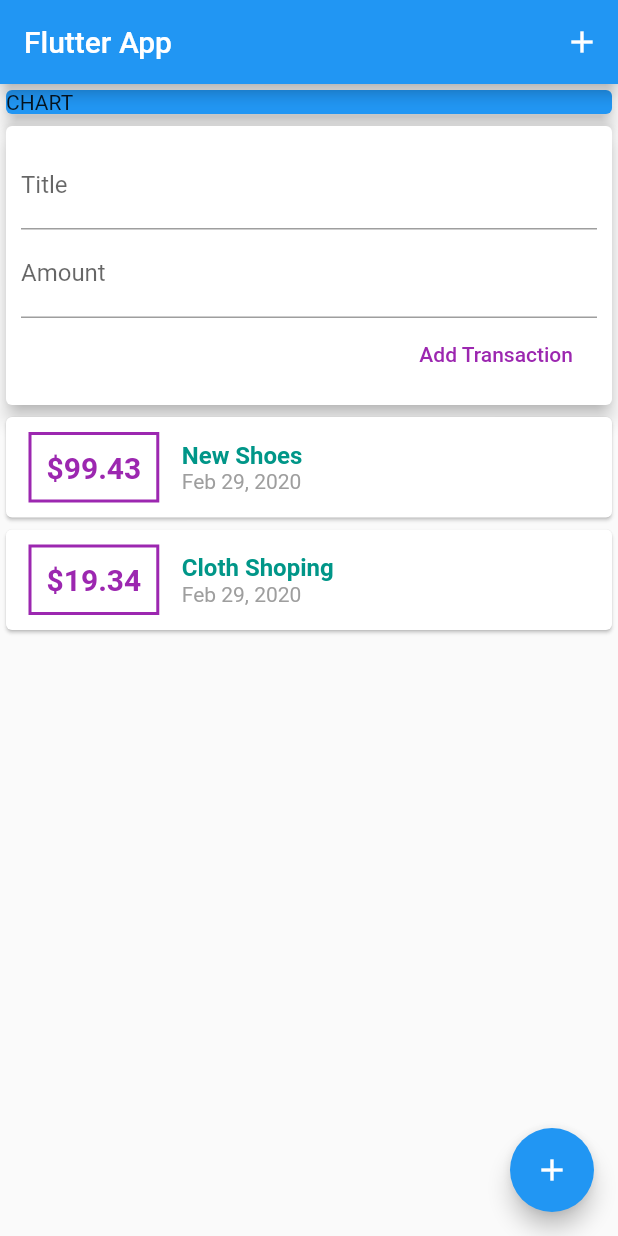
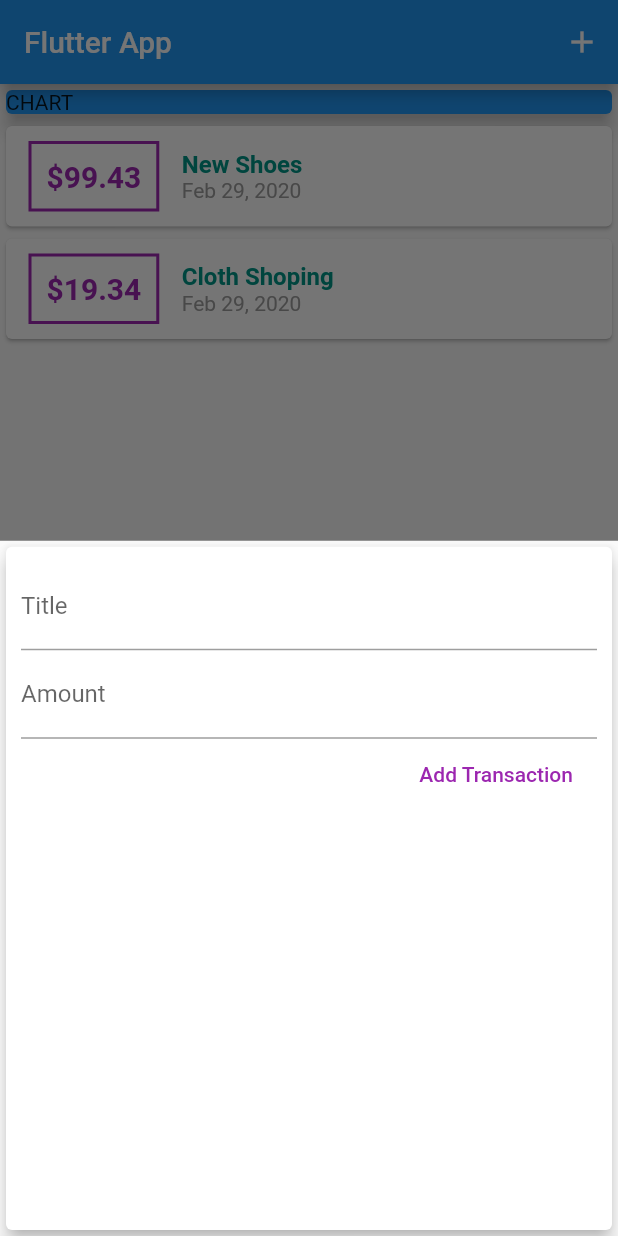
Before and after one commit to saffer4u/my_expence, a Flutter app: the screen it shows after launch, after a tap on the "add" icon, on a phone screen of 412 x 824 dp. Run offline on Flutter 3.47's test engine with Material 2 defaults, Android fonts, the phone set to English and light mode, and no system bars.

```diff
--- a/lib/main.dart
+++ b/lib/main.dart
@@ -1,7 +1,9 @@
 //Github Ripo test.
 
 import 'package:flutter/material.dart';
-import './widgets/user_transaction.dart';
+import './widgets/new_transaction.dart';
+import './widgets/transaction_list.dart';
+import './models/transaction.dart';
 
 void main() => runApp(MyApp());
 
@@ -15,11 +17,53 @@ class MyApp extends StatelessWidget {
   }
 }
 
-class MyHomePage extends StatelessWidget {
-  // String titleInput;
-  // String amountInput;
+class MyHomePage extends StatefulWidget {
+  @override
+  _MyHomePageState createState() => _MyHomePageState();
+}
 
-  //Or (Alternative)(Good for stateless widget)
+class _MyHomePageState extends State<MyHomePage> {
+  final List<Transaction> _userTransactions = [
+    Transaction(
+      id: 't1',
+      amount: 99.43,
+      date: DateTime.now(),
+      title: "New Shoes",
+    ),
+    Transaction(
+      id: 't2',
+      amount: 19.34,
+      date: DateTime.now(),
+      title: "Cloth Shoping",
+    )
+  ];
+
+  void _addNewTransaction(String txTitle, double txAmount) {
+    final newTx = Transaction(
+      title: txTitle,
+      amount: txAmount,
+      date: DateTime.now(),
+      id: DateTime.now().toString(),
+    );
+
+    setState(() {
+      _userTransactions.add(newTx);
+    });
+  }
+
+  //Showing model bottom sheet
+  void _startNewTransaction(BuildContext ctx) {
+    showModalBottomSheet(
+      context: ctx,
+      builder: (_) {
+        return GestureDetector(
+          onTap: (){},
+          child: NewTransaction(_addNewTransaction),
+          behavior: HitTestBehavior.opaque,
+        );
+      },
+    );
+  }
 
   @override
   Widget build(BuildContext context) {
@@ -29,7 +73,7 @@ class MyHomePage extends StatelessWidget {
         actions: <Widget>[
           IconButton(
             icon: Icon(Icons.add),
-            onPressed: () {},
+            onPressed: () => _startNewTransaction(context),
           ),
         ],
       ),
@@ -48,12 +92,12 @@ class MyHomePage extends StatelessWidget {
                 elevation: 5,
               ),
             ),
-            UserTransaction(),
+            TransactionList(_userTransactions),
           ],
         ),
       ),
       floatingActionButton: FloatingActionButton(
-        onPressed: () {},
+        onPressed: () => _startNewTransaction(context),
         child: Icon(Icons.add),
       ),
       floatingActionButtonLocation: FloatingActionButtonLocation.endFloat,
--- a/lib/widgets/new_transaction.dart
+++ b/lib/widgets/new_transaction.dart
@@ -1,11 +1,16 @@
 import 'package:flutter/material.dart';
-import './user_transaction.dart';
 
-class NewTransaction extends StatelessWidget {
+class NewTransaction extends StatefulWidget {
   final Function addTx;
+  NewTransaction(this.addTx);
+
+  @override
+  _NewTransactionState createState() => _NewTransactionState();
+}
+
+class _NewTransactionState extends State<NewTransaction> {
   final titleController = TextEditingController();
   final amountController = TextEditingController();
-  NewTransaction(this.addTx);
 
   void submitData() {
     final enteredTitle = titleController.text;
@@ -15,10 +20,13 @@ class NewTransaction extends StatelessWidget {
     return;
   }
 
-    addTx(
+    widget.addTx(
       enteredTitle,
       enteredAmount,
     );
+
+    // Used to automatically close modelBottomSheet once we're done.
+    Navigator.of(context).pop();
   }
 
   @override
--- a/lib/widgets/user_transaction.dart
+++ /dev/null
@@ -1,50 +0,0 @@
-import 'package:flutter/material.dart';
-import '../widgets/new_transaction.dart';
-import '../widgets/transaction_list.dart';
-import '../models/transaction.dart';
-import '../widgets/user_transaction.dart';
-
-class UserTransaction extends StatefulWidget {
-  @override
-  _UserTransactionState createState() => _UserTransactionState();
-}
-
-class _UserTransactionState extends State<UserTransaction> {
-  final List<Transaction> _userTransactions = [
-    Transaction(
-      id: 't1',
-      amount: 99.43,
-      date: DateTime.now(),
-      title: "New Shoes",
-    ),
-    Transaction(
-      id: 't2',
-      amount: 19.34,
-      date: DateTime.now(),
-      title: "Cloth Shoping",
-    )
-  ];
-
-  void _addNewTransaction(String txTitle, double txAmount){
-    final newTx = Transaction(
-      title: txTitle,
-      amount: txAmount,
-      date: DateTime.now(),
-      id: DateTime.now().toString(),
-    );
-
-    setState(() {
-      _userTransactions.add(newTx);
-    });
-  }
-
-  @override
-  Widget build(BuildContext context) {
-    return Column(
-      children: <Widget>[
-        NewTransaction(_addNewTransaction),
-        TransactionList(_userTransactions),
-      ],
-    );
-  }
-}
```
